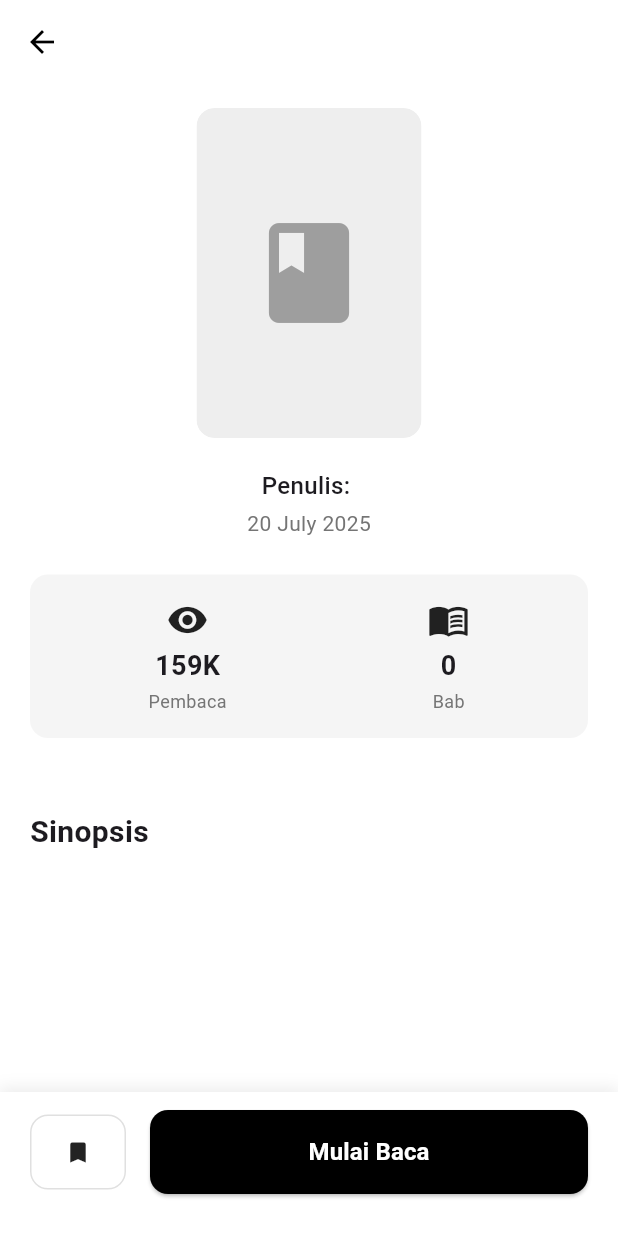
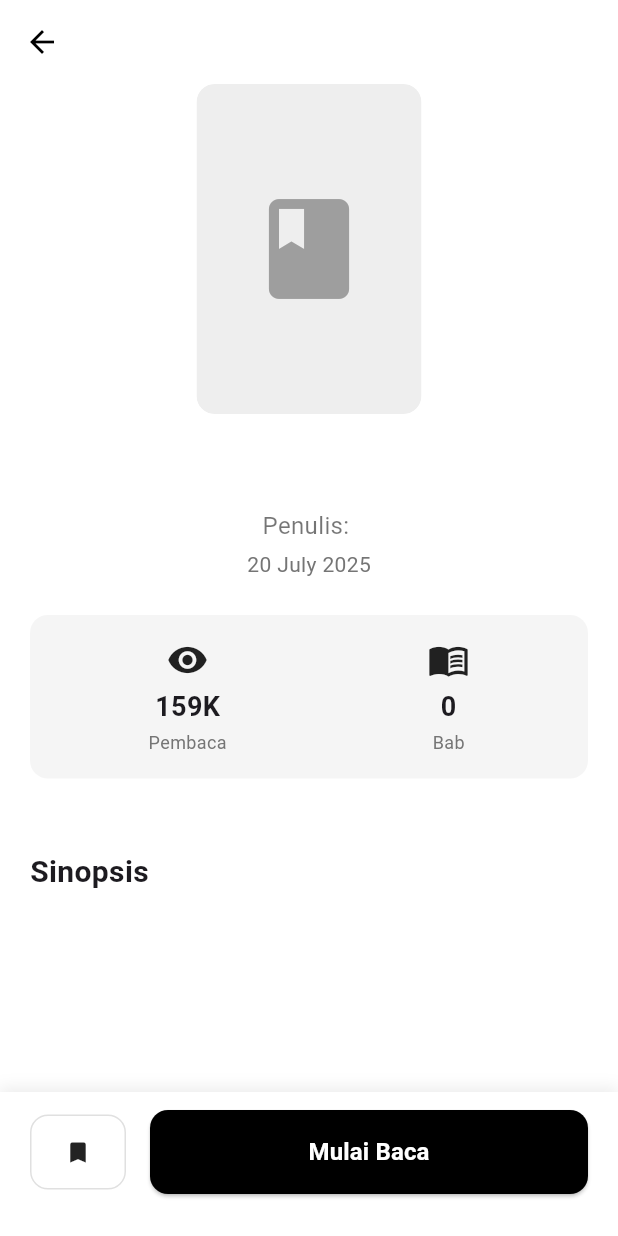
Before and after one commit to Aprilrianto/lexicon, a Flutter app: the DetailScreen screen opened directly with empty values, on a phone screen of 412 x 824 dp. Run offline on Flutter 3.47's test engine with Material 3 defaults, Android fonts, the phone set to English and light mode, and no system bars; our stand-ins replace fl_chart, image_picker, pinput, shared_preferences, supabase_flutter; accounts and stored records are empty.

Commit message:
memperbaiki cover novel pada detail screen

```diff
--- a/lib/screens/detail_screen.dart
+++ b/lib/screens/detail_screen.dart
@@ -118,11 +118,8 @@ class _DetailScreenState extends State<DetailScreen> {
     }
   }
 
-  // DIUBAH KEMBALI: Logika disederhanakan karena 'isi' sudah ada di model Novel
   void _startReading() {
-    // Cek jika konten 'isi' ada dan tidak kosong
     if (widget.novel.isi != null && widget.novel.isi!.isNotEmpty) {
-      // Langsung navigasi ke halaman baca dengan membawa data novel yang sudah ada
       Navigator.push(
         context,
         MaterialPageRoute(
@@ -130,7 +127,6 @@ class _DetailScreenState extends State<DetailScreen> {
         ),
       );
     } else {
-      // Tampilkan pesan jika konten tidak ditemukan
       ScaffoldMessenger.of(context).showSnackBar(
         const SnackBar(
           content: Text('Isi cerita untuk novel ini tidak tersedia.'),
@@ -143,21 +139,13 @@ class _DetailScreenState extends State<DetailScreen> {
   Widget build(BuildContext context) {
     return Scaffold(
       backgroundColor: Colors.white,
+      // DIUBAH: AppBar sekarang lebih simpel
       appBar: AppBar(
         backgroundColor: Colors.white,
         elevation: 0,
         leading: IconButton(
           icon: const Icon(Icons.arrow_back, color: Colors.black),
           onPressed: () => Navigator.pop(context),
-        ),
-        title: Text(
-          widget.novel.title,
-          style: const TextStyle(
-            color: Colors.black,
-            fontSize: 18,
-            fontWeight: FontWeight.bold,
-          ),
-          overflow: TextOverflow.ellipsis,
         ),
       ),
       body: SingleChildScrollView(
@@ -182,10 +170,10 @@ class _DetailScreenState extends State<DetailScreen> {
     );
   }
 
+  // DIUBAH: Widget ini sekarang juga menampilkan judul novel
   Widget _buildCoverAndAuthorInfo() {
     return Column(
       children: [
-        const SizedBox(height: 16),
         Center(
           child: ClipRRect(
             borderRadius: BorderRadius.circular(12),
@@ -220,9 +208,16 @@ class _DetailScreenState extends State<DetailScreen> {
           ),
         ),
         const SizedBox(height: 20),
+        // Judul novel sekarang ada di sini
+        Text(
+          widget.novel.title,
+          textAlign: TextAlign.center,
+          style: const TextStyle(fontSize: 22, fontWeight: FontWeight.bold),
+        ),
+        const SizedBox(height: 12),
         Text(
           'Penulis: ${widget.novel.author}',
-          style: const TextStyle(fontSize: 16, fontWeight: FontWeight.w500),
+          style: const TextStyle(fontSize: 16, color: Colors.black54),
         ),
         const SizedBox(height: 4),
         Text(
```
